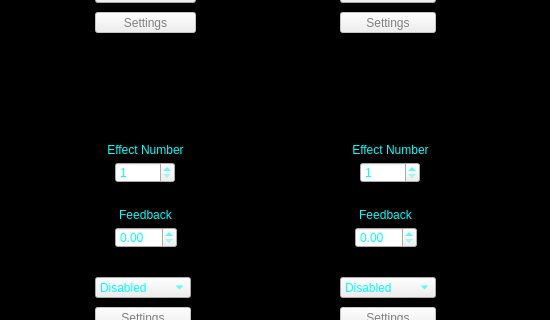
This is ui/sbmain/soundbenchmain.ui in TheDaemoness/Soundbench as Qt 5 draws it before an edit; both pictures show x 515 to 1065 and y 158 to 478 of the 1065 by 573 pixel window. The edited form follows.
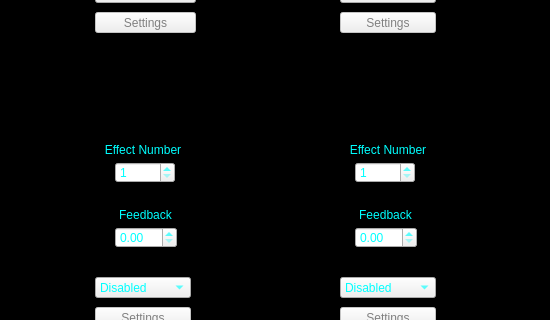
This is the edited form. Icons and pictures are not drawn.

Commit message: Improved the alignment of some UI elements.

Diff of the .ui file:
```diff
--- a/ui/sbmain/soundbenchmain.ui
+++ b/ui/sbmain/soundbenchmain.ui
@@ -1840,9 +1840,9 @@
      <widget class="QLabel" name="fxNumberLabel3">
       <property name="geometry">
        <rect>
-        <x>590</x>
+        <x>585</x>
         <y>220</y>
-        <width>121</width>
+        <width>126</width>
         <height>25</height>
        </rect>
       </property>
@@ -1864,9 +1864,9 @@
      <widget class="QLabel" name="fxNumberLabel4">
       <property name="geometry">
        <rect>
-        <x>835</x>
+        <x>830</x>
         <y>220</y>
-        <width>121</width>
+        <width>126</width>
         <height>25</height>
        </rect>
       </property>
@@ -1936,7 +1936,7 @@
      <widget class="QSpinBox" name="fxNumberBox4">
       <property name="geometry">
        <rect>
-        <x>865</x>
+        <x>860</x>
         <y>245</y>
         <width>60</width>
         <height>21</height>
```
